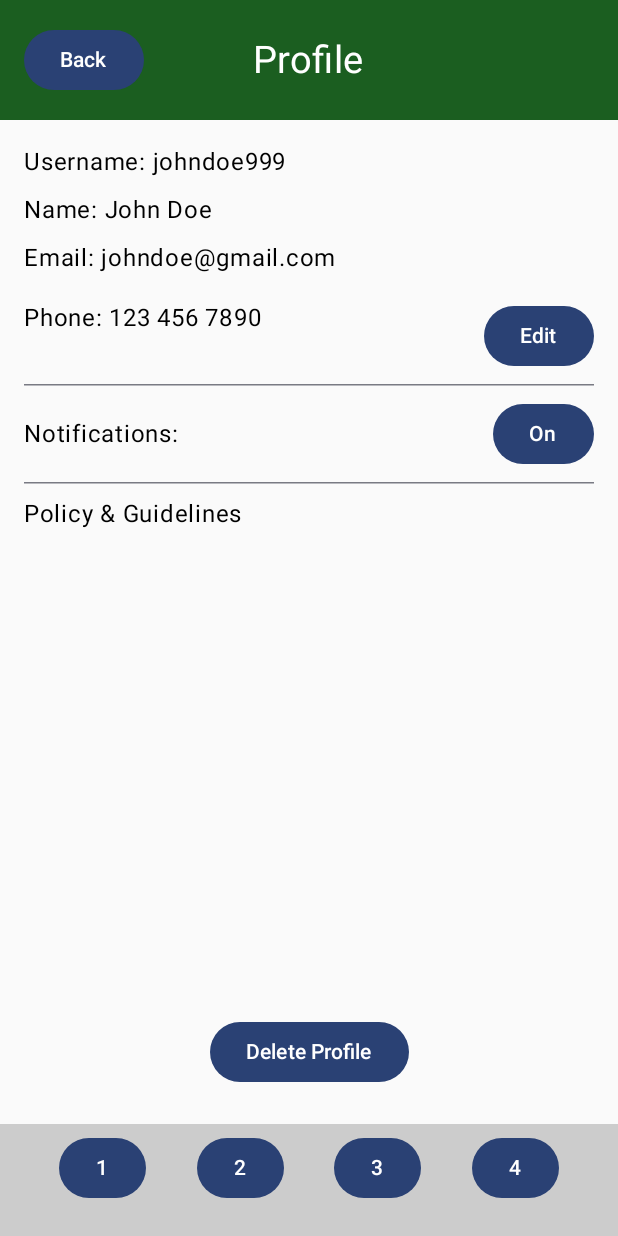
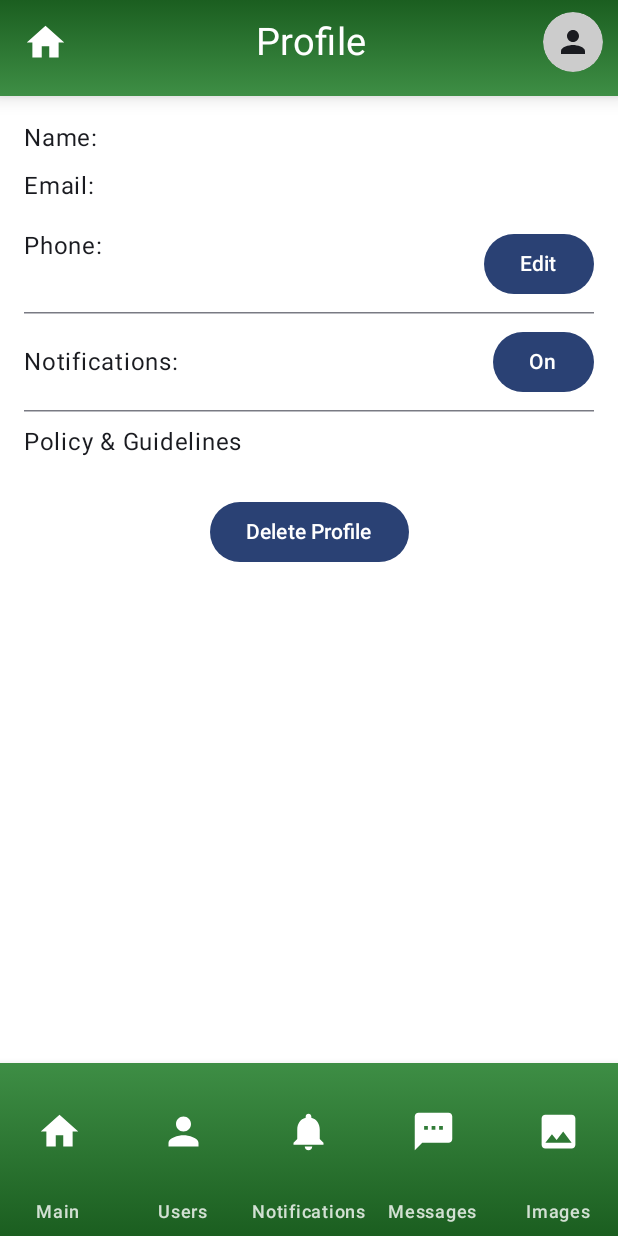
Before and after one commit to 301-staaks/CMPUT301F26staaks, an Android app built with Jetpack Compose: the ProfileScreen screen opened through its navigation route, on a phone screen of 412 x 824 dp. Run offline under Robolectric (Android 15) with nearby library versions, the phone set to English and light mode, and no system bars; our stand-ins replace Firebase (no records; nobody signed in at launch, a user with empty details on screens opened directly); libraries missing offline, so code that uses them is left out: androidx.compose.remote.

Commit message:
added profile editing and deleting for all users

```diff
--- a/code/app/src/main/java/com/example/staaks_campsite_app/MainActivity.kt
+++ b/code/app/src/main/java/com/example/staaks_campsite_app/MainActivity.kt
@@ -1,12 +1,14 @@
 package com.example.staaks_campsite_app
 
 import android.content.pm.PackageManager
+import android.os.Build
 import android.os.Bundle
 import android.util.Log
 import androidx.activity.ComponentActivity
 import androidx.activity.compose.setContent
 import androidx.activity.enableEdgeToEdge
 import androidx.activity.result.contract.ActivityResultContracts
+import androidx.annotation.RequiresApi
 import androidx.compose.foundation.layout.fillMaxSize
 import androidx.compose.foundation.layout.padding
 import androidx.compose.material3.Scaffold
@@ -20,6 +22,7 @@ import com.example.staaks_campsite_app.ui.theme.Staaks_Campsite_AppTheme
 import java.util.jar.Manifest
 
 class MainActivity : ComponentActivity() {
+    @RequiresApi(Build.VERSION_CODES.O)
     override fun onCreate(savedInstanceState: Bundle?) {
         super.onCreate(savedInstanceState)
         enableEdgeToEdge()
--- a/code/app/src/main/java/com/example/staaks_campsite_app/ProfileScreen.kt
+++ b/code/app/src/main/java/com/example/staaks_campsite_app/ProfileScreen.kt
@@ -18,9 +18,11 @@ import androidx.compose.foundation.layout.padding
 import androidx.compose.material3.Button
 import androidx.compose.material3.ButtonDefaults
 import androidx.compose.material3.HorizontalDivider
+import androidx.compose.material3.OutlinedTextField
 import androidx.compose.material3.Scaffold
 import androidx.compose.material3.Text
 import androidx.compose.runtime.Composable
+import androidx.compose.runtime.LaunchedEffect
 import androidx.compose.runtime.getValue
 import androidx.compose.runtime.mutableStateOf
 import androidx.compose.runtime.remember
@@ -28,9 +30,14 @@ import androidx.compose.runtime.setValue
 import androidx.compose.ui.Alignment
 import androidx.compose.ui.Modifier
 import androidx.compose.ui.graphics.Color
+import androidx.compose.ui.platform.LocalContext
 import androidx.compose.ui.unit.dp
 import androidx.compose.ui.unit.sp
 import androidx.navigation.NavController
+import com.example.staaks_campsite_app.data.CampsiteRepository
+import com.example.staaks_campsite_app.data.UserRepository
+import com.example.staaks_campsite_app.data.getDeviceId
+import com.example.staaks_campsite_app.data.model.UserType
 
 
 /**
@@ -42,83 +49,44 @@ import androidx.navigation.NavController
  */
 @Composable
 fun ProfileScreen(navController: NavController) {
-    var username by remember { mutableStateOf("johndoe999") }
-    var name by remember { mutableStateOf("John Doe") }
-    var email by remember { mutableStateOf("johndoe@gmail.com") }
-    var phone by remember { mutableStateOf("123 456 7890") }
+
+    val context = LocalContext.current
+    val currentUserId = remember(context) { getDeviceId(context) }
+    val userRepo = remember { UserRepository() }
+    val users = userRepo.users
+    val currentUser = users.find { it.id == currentUserId }
+
+
+    var name by remember { mutableStateOf("") }
+    var email by remember { mutableStateOf("") }
+    var phone by remember { mutableStateOf("") }
+
+    LaunchedEffect(currentUser) {
+        currentUser?.let {
+            name = it.name
+            email = it.email
+            phone = it.phone
+        }
+    }
+    var home by remember { mutableStateOf("start") }
+    var bottomTabs by remember { mutableStateOf(adminTabs) }
+
+    if (currentUser?.type == UserType.ADMIN) {home = "admin_main"
+    bottomTabs = adminTabs}
+    else if (currentUser?.type == UserType.OWNER) {home = "owner_main"
+    bottomTabs = ownerTabs}
+    else if (currentUser?.type == UserType.ENTRANT) {home = "entree_main"
+    bottomTabs = entrantTabs}
+
+
     var notiToggle by remember { mutableStateOf(true) }
     var editToggle by remember { mutableStateOf(false) }
 
-    Column(
 
-    ) {
-        /*
-        Pinned Top Row
-         */
-        Row(
-            verticalAlignment = Alignment.CenterVertically,
-            modifier = Modifier
-                .fillMaxWidth()            // Makes the row span the full width
-                .background(color = Color(0xFF1B5E20))
-                .padding(16.dp)
-
-        ){
-            Box(
-                modifier = Modifier.weight(1f),
-                contentAlignment = Alignment.CenterStart
-            ) {
-                Button(
-                    onClick = {
-                        navController.navigate("entree_main")
-
-                    },
-
-                    ) {
-                    Text("Back")
-                }
-            }
-
-
-            Text(
-                text = "Profile",
-                fontSize = 25.sp,
-                color = Color.White,
-                modifier = Modifier.align(Alignment.CenterVertically)
-            )
-            Box(
-                modifier = Modifier.weight(1f),
-                contentAlignment = Alignment.CenterEnd
-            ) {
-
-                // Create Top Right Button Here
-
-            }
-        }
-
-        // This is for when the admin is spoofing a different user. Logic must be implemented here to allow this to pop up
-        if (false){
-            Row(
-                verticalAlignment = Alignment.CenterVertically,
-                modifier = Modifier
-                    .fillMaxWidth()            // Makes the row span the full width
-                    .background(color = Color(0xFF63B267))
-                    .heightIn(max = 45.dp)
-                    .padding(5.dp),
-                horizontalArrangement = Arrangement.SpaceEvenly
-
-            ) {
-                Text(
-                    text = "View:",
-                    fontSize = 15.sp,
-                    color = Color.White
-                )
-                Button(onClick = { /* ... */ }) { Text("Admin") }
-                Button(onClick = { /* ... */ }) { Text("Owner") }
-                Button(onClick = { /* ... */ }) { Text("Entree") }
-
-
-            }
-        }
+    Scaffold(
+        topBar = { UiTopRow(navController = navController, title = "Profile", homeRoute = home) },
+        bottomBar = { UiBottomRow(navController = navController, tabs = bottomTabs) }
+    ) { innerPadding ->
 
 
 
@@ -128,7 +96,10 @@ fun ProfileScreen(navController: NavController) {
 
         Box(
             modifier = Modifier
-                .weight(1f)
+                .fillMaxSize()
+                .padding(innerPadding)
+                .background(Color.White),
+            contentAlignment = Alignment.TopCenter
 
         ) {
             /*
@@ -141,12 +112,7 @@ fun ProfileScreen(navController: NavController) {
                     .fillMaxWidth()
                     .padding(16.dp)
             ) {
-                Text(
-                    text = "Username: $username",
-                    fontSize = 16.sp,
-                    modifier = Modifier.padding(bottom = 8.dp)
-                )
-
+                if (!editToggle) {
                     Text(
                         text = "Name: $name",
                         fontSize = 16.sp,
@@ -169,11 +135,42 @@ fun ProfileScreen(navController: NavController) {
                             fontSize = 16.sp,
                             modifier = Modifier.weight(1f)
                         )
-
                         Button(
                             onClick = { editToggle = !editToggle }
                         ) {
-                        Text(if (editToggle) "Editing" else "Edit")
+                            Text("Edit")
+                        }
+                    }
+                } else if (editToggle) {
+                    OutlinedTextField(
+                        value = name, onValueChange = { name = it },
+                        label = { Text(text = "Name") }, singleLine = true
+                    )
+
+                    OutlinedTextField(
+                        value = email, onValueChange = { email = it },
+                        label = { Text(text = "Email") }, singleLine = true
+                    )
+
+                    Row(
+                        modifier = Modifier
+                            .fillMaxWidth()
+                            .padding(bottom = 8.dp, top = 8.dp)
+                    ) {
+                        OutlinedTextField(
+                            value = phone, onValueChange = { phone = it },
+                            label = { Text(text = "Phone") }, singleLine = true
+                        )
+                        Button(
+                            onClick = {
+                                currentUser?.name = name
+                                currentUser?.email = email
+                                currentUser?.phone = phone
+                                userRepo.addUser(currentUser!!)
+                                editToggle = !editToggle }
+                        ) {
+                            Text("Save")
+                        }
                     }
                 }
 
@@ -208,9 +205,6 @@ fun ProfileScreen(navController: NavController) {
                         .fillMaxWidth()
                         .clickable { navController.navigate("policy_guidelines_screen") }
                 )
-            }
-        }
-
                 Box(
                     modifier = Modifier
                         .fillMaxWidth()
@@ -221,34 +215,15 @@ fun ProfileScreen(navController: NavController) {
                         onClick = {
                             /* To do: implement delete profile, right now it will
                             just go back the start screen */
+                            userRepo.deleteUser(currentUser!!)
                             navController.navigate("start") }
                     ) {
                         Text("Delete Profile")
                     }
                 }
+            }
+        }
 
-        // Pinned Bottom Row
-        Row(
-            modifier = Modifier
-                .fillMaxWidth()
-                .background(color = Color.LightGray)
-                .padding(5.dp),
-            horizontalArrangement = Arrangement.SpaceEvenly
-        ) {
-            Button(onClick = { navController.navigate("entree_res_screen") }) { Text("1") }
-            Button(onClick = { navController.navigate("entree_inbox_screen")}) { Text("2") }
-            Button(onClick = { navController.navigate("messages_screen") }) { Text("3") }
-            Button(onClick = { navController.navigate("qr_scanner_screen") }) { Text("4") }
-        }
-        Row(
-            modifier = Modifier
-                .fillMaxWidth()
-                .background(color = Color.LightGray)
-                .heightIn(max = 16.dp)
-                .heightIn(min = 16.dp),
-            horizontalArrangement = Arrangement.SpaceEvenly
-        ) {
 
     }
 }
-}
--- a/code/app/src/main/java/com/example/staaks_campsite_app/SharedUI.kt
+++ b/code/app/src/main/java/com/example/staaks_campsite_app/SharedUI.kt
@@ -2,6 +2,7 @@ package com.example.staaks_campsite_app
 
 import android.graphics.drawable.GradientDrawable
 import androidx.compose.foundation.background
+import androidx.compose.foundation.clickable
 import androidx.compose.foundation.layout.Box
 import androidx.compose.foundation.layout.Column
 import androidx.compose.foundation.layout.Row
@@ -149,8 +150,13 @@ fun UiTopRow(
                     }
                 }
                 Box(
-                    modifier = Modifier.weight(1f).padding(8.dp),
+                    modifier = Modifier
+                        .weight(1f).padding(8.dp)
+                        .clickable {
+                            navController.navigate("profile_screen")
+                        },
                     contentAlignment = Alignment.CenterEnd
+
                 ) {
                     UserProfileImagePreview(size = 40.dp, imageId="")
                 }
```
Lines whose indentation alone changed are shown as unchanged.
